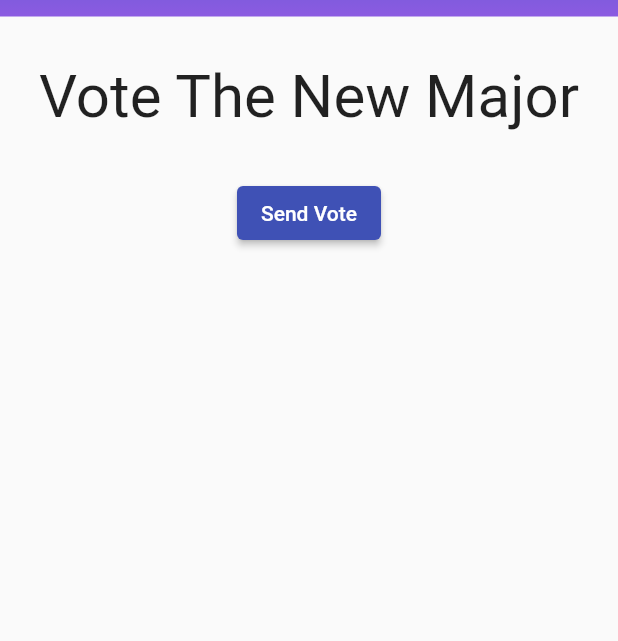
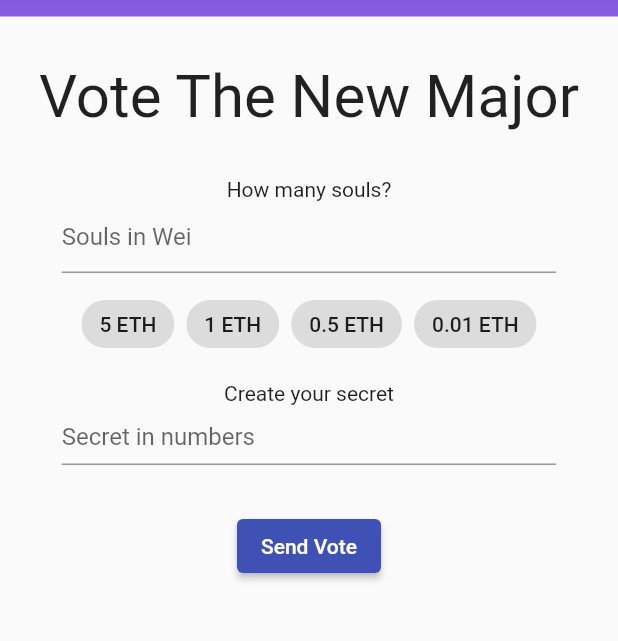
Before and after one commit to francescofact/Vote4Valadilene, a Flutter app: the MyHomePage screen opened directly, on a phone screen of 412 x 824 dp, the part 51-692 px from its top. Run offline on Flutter 3.47's test engine with Material 2 defaults, Android fonts, the phone set to English and light mode, and no system bars; our stand-ins replace flutter_svg, rflutter_alert, shared_preferences; missing offline and left inert: dart:html, jdenticon_dart, progress_indicator_button, steps, web3dart; accounts and stored records are empty.

Commit message:
added support to wei and secret in Vote Casting page

```diff
--- a/lib/main.dart
+++ b/lib/main.dart
@@ -1,4 +1,8 @@
+import 'dart:html';
+
+import 'package:flutter/cupertino.dart';
 import 'package:flutter/material.dart';
+import 'package:flutter/services.dart';
 import 'package:jdenticon_dart/jdenticon_dart.dart';
 import 'package:flutter_svg/flutter_svg.dart';
 import 'package:rflutter_alert/rflutter_alert.dart';
@@ -35,6 +39,8 @@ class MyHomePage extends StatefulWidget {
 class _MyHomePageState extends State<MyHomePage> {
   Blockchain blockchain = Blockchain();
 
+  final text_souls = TextEditingController();
+  final text_secret = TextEditingController();
   List<dynamic> candidates = [];
   int _selected = -1;
 
@@ -89,7 +95,7 @@ class _MyHomePageState extends State<MyHomePage> {
       return;
     }
 
-    List<dynamic> args = [BigInt.from(1234), candidates[_selected], BigInt.from(1000000000000000000)];
+    List<dynamic> args = [BigInt.parse(text_secret.text), candidates[_selected], BigInt.parse(text_souls.text)];
     Alert(
       context: context,
       title:"Sending your vote...",
@@ -145,7 +151,7 @@ class _MyHomePageState extends State<MyHomePage> {
             ),
           ),
         ),
-        preferredSize:  Size(MediaQuery.of(context).size.width, 45),
+        preferredSize: Size(MediaQuery.of(context).size.width, 45),
       ),
       body: Center(
         child: Container(
@@ -195,6 +201,68 @@ class _MyHomePageState extends State<MyHomePage> {
                   },
                 ),
               ),
+              Text("How many souls?"),
+              SizedBox(
+                height:90,
+                width: MediaQuery.of(context).size.width * 0.8,
+                child: Column(
+                    children: [
+                      TextField(
+                          decoration: new InputDecoration(hintText: "Souls in Wei"),
+                          keyboardType: TextInputType.number,
+                          controller: text_souls,
+                          inputFormatters: <TextInputFormatter>[
+                            FilteringTextInputFormatter.digitsOnly
+                          ],
+                      ),
+                      SizedBox(
+                        height:10,
+                      ),
+                      Wrap(
+                        children:[
+                          InputChip(
+                              label: Text('5 ETH'),
+                              onSelected: (bool) => {text_souls.text = "5000000000000000000"}
+                          ),
+                          SizedBox(width:8),
+                          InputChip(
+                              label: Text('1 ETH'),
+                              onSelected: (bool) => {text_souls.text = "1000000000000000000"}
+                          ),
+                          SizedBox(width:8),
+                          InputChip(
+                              label: Text('0.5 ETH'),
+                              onSelected: (bool) => {text_souls.text = "500000000000000000"}
+                          ),
+                          SizedBox(width:8),
+                          InputChip(
+                              label: Text('0.01 ETH'),
+                              onSelected: (bool) => {text_souls.text = "10000000000000000"}
+                          ),
+                        ]
+                      ),
+                    ]
+                ),
+              ),
+              SizedBox(
+                height: 30,
+              ),
+              Text("Create your secret"),
+              SizedBox(
+                height:40,
+                width: MediaQuery.of(context).size.width * 0.8,
+                child: TextField(
+                  decoration: new InputDecoration(hintText: "Secret in numbers"),
+                  keyboardType: TextInputType.number,
+                  controller: text_secret,
+                  inputFormatters: <TextInputFormatter>[
+                    FilteringTextInputFormatter.digitsOnly
+                  ],
+                ),
+              ),
+              SizedBox(
+                height: 30,
+              ),
               ElevatedButton(
                   onPressed: _sendVote,
                   child: Text(
```
